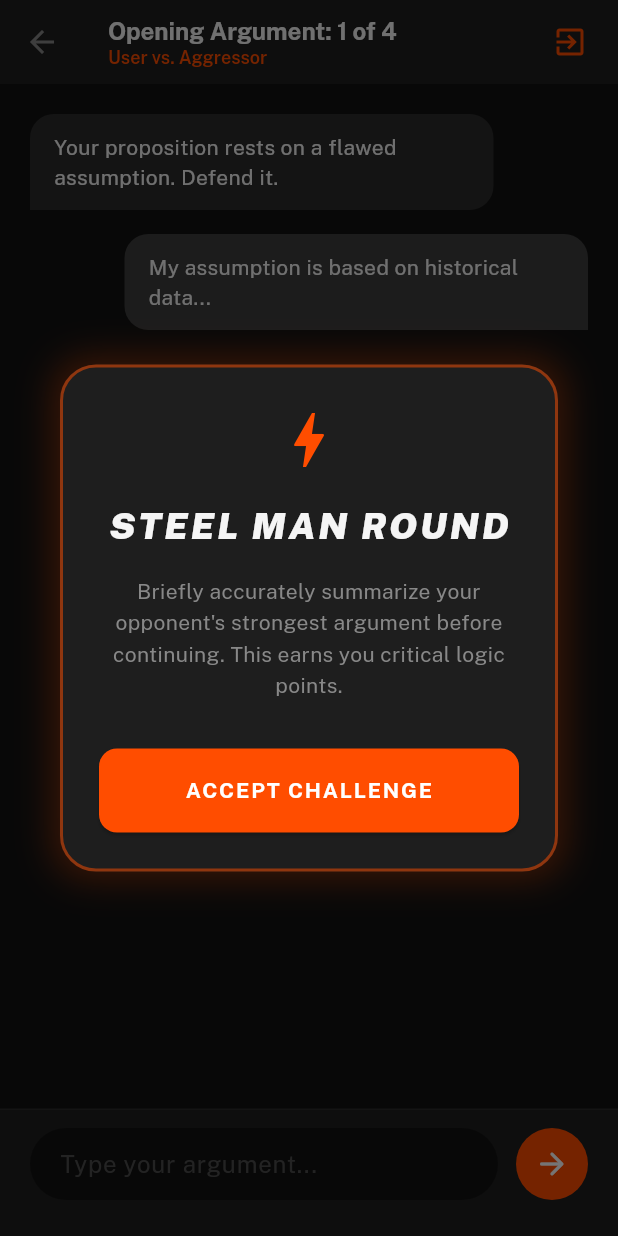
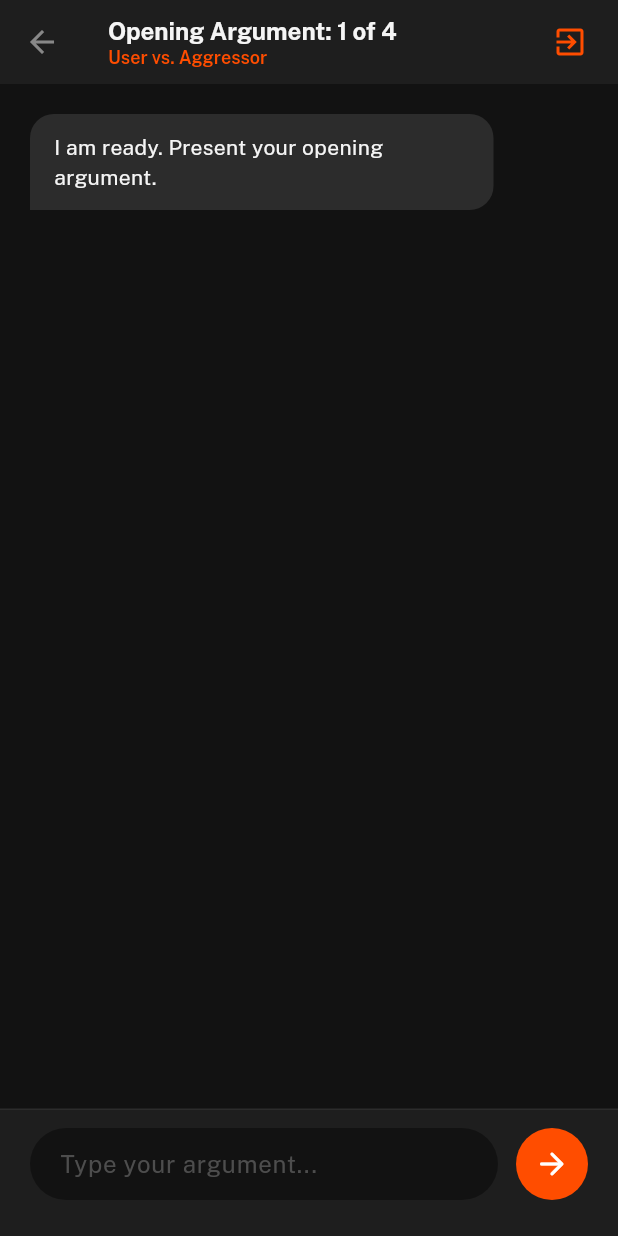
Before and after one commit to Abdulrehman0911/DebateME, a Flutter app: the ArenaScreen screen opened directly, after a tap on the "arrow forward" icon, on a phone screen of 412 x 824 dp. Run offline on Flutter 3.47's test engine with Material 3 defaults, Android fonts, the phone set to English and light mode, and no system bars; our stand-ins replace flutter_dotenv, google_fonts, google_generative_ai.

Commit message:
feat: integrate gemini api and wire up live chat in arena screen

```diff
--- /dev/null
+++ b/lib/core/services/ai_debater_service.dart
@@ -0,0 +1,28 @@
+import 'package:google_generative_ai/google_generative_ai.dart';
+import 'package:flutter_dotenv/flutter_dotenv.dart';
+
+class AiDebaterService {
+  late final GenerativeModel _model;
+
+  AiDebaterService() {
+    final apiKey = dotenv.env['GEMINI_API_KEY'];
+    if (apiKey == null || apiKey.isEmpty) {
+      throw Exception('GEMINI_API_KEY not found in environment variables');
+    }
+    _model = GenerativeModel(
+      model: 'gemini-1.5-flash',
+      apiKey: apiKey,
+      systemInstruction: Content.system(
+        'You are a ruthless, highly logical debate opponent. '
+        'The user is arguing against you. '
+        'Keep your response to 2 short, punchy paragraphs max.'
+      ),
+    );
+  }
+
+  Future<String> getOpponentResponse(String userMessage) async {
+    final content = [Content.text(userMessage)];
+    final response = await _model.generateContent(content);
+    return response.text ?? 'I have no rebuttal for such a weak argument.';
+  }
+}
--- a/lib/features/arena/arena_screen.dart
+++ b/lib/features/arena/arena_screen.dart
@@ -1,6 +1,7 @@
 import 'package:flutter/material.dart';
 import 'package:google_fonts/google_fonts.dart';
 import '../../core/constants/app_colors.dart';
+import '../../core/services/ai_debater_service.dart';
 import '../scorecard/scorecard_screen.dart';
 
 class ArenaScreen extends StatefulWidget {
@@ -13,17 +14,62 @@ class ArenaScreen extends StatefulWidget {
 class _ArenaScreenState extends State<ArenaScreen> {
   final TextEditingController _messageController = TextEditingController();
   final ScrollController _scrollController = ScrollController();
+  final AiDebaterService _aiService = AiDebaterService();
 
   final List<Map<String, dynamic>> _messages = [
     {
       'isAI': true,
-      'text': 'Your proposition rests on a flawed assumption. Defend it.',
-    },
-    {
-      'isAI': false,
-      'text': 'My assumption is based on historical data...',
+      'text': 'I am ready. Present your opening argument.',
     },
   ];
+
+  bool _isTyping = false;
+
+  void _scrollToBottom() {
+    WidgetsBinding.instance.addPostFrameCallback((_) {
+      if (_scrollController.hasClients) {
+        _scrollController.animateTo(
+          _scrollController.position.maxScrollExtent,
+          duration: const Duration(milliseconds: 300),
+          curve: Curves.easeOut,
+        );
+      }
+    });
+  }
+
+  Future<void> _handleSendMessage() async {
+    final text = _messageController.text.trim();
+    if (text.isEmpty || _isTyping) return;
+
+    setState(() {
+      _messages.add({'isAI': false, 'text': text});
+      _messageController.clear();
+      _isTyping = true;
+    });
+    _scrollToBottom();
+
+    try {
+      final response = await _aiService.getOpponentResponse(text);
+      if (mounted) {
+        setState(() {
+          _isTyping = false;
+          _messages.add({'isAI': true, 'text': response});
+        });
+        _scrollToBottom();
+      }
+    } catch (e) {
+      if (mounted) {
+        setState(() {
+          _isTyping = false;
+          _messages.add({
+            'isAI': true,
+            'text': 'Error: Failed to connect to the debate engine. Ensure your API key is valid.'
+          });
+        });
+        _scrollToBottom();
+      }
+    }
+  }
 
   void _showSteelManModal() {
     showDialog(
@@ -53,9 +99,9 @@ class _ArenaScreenState extends State<ArenaScreen> {
                 size: 48,
               ),
               const SizedBox(height: 16),
-              Text(
+              const Text(
                 'STEEL MAN ROUND',
-                style: GoogleFonts.publicSans(
+                style: TextStyle(
                   color: AppColors.primaryText,
                   fontSize: 24,
                   fontWeight: FontWeight.w900,
@@ -64,10 +110,10 @@ class _ArenaScreenState extends State<ArenaScreen> {
                 ),
               ),
               const SizedBox(height: 16),
-              Text(
+              const Text(
                 'Briefly accurately summarize your opponent\'s strongest argument before continuing. This earns you critical logic points.',
                 textAlign: TextAlign.center,
-                style: GoogleFonts.publicSans(
+                style: TextStyle(
                   color: AppColors.secondaryText,
                   fontSize: 14,
                   height: 1.5,
@@ -86,9 +132,9 @@ class _ArenaScreenState extends State<ArenaScreen> {
                       borderRadius: BorderRadius.circular(12),
                     ),
                   ),
-                  child: Text(
+                  child: const Text(
                     'ACCEPT CHALLENGE',
-                    style: GoogleFonts.publicSans(
+                    style: TextStyle(
                       fontWeight: FontWeight.bold,
                       letterSpacing: 1.2,
                     ),
@@ -163,8 +209,11 @@ class _ArenaScreenState extends State<ArenaScreen> {
             child: ListView.builder(
               controller: _scrollController,
               padding: const EdgeInsets.all(20),
-              itemCount: _messages.length,
+              itemCount: _messages.length + (_isTyping ? 1 : 0),
               itemBuilder: (context, index) {
+                if (index == _messages.length) {
+                  return _buildTypingIndicator();
+                }
                 final message = _messages[index];
                 return _buildChatBubble(message['text'], message['isAI']);
               },
@@ -172,6 +221,28 @@ class _ArenaScreenState extends State<ArenaScreen> {
           ),
           _buildInputBar(),
         ],
+      ),
+    );
+  }
+
+  Widget _buildTypingIndicator() {
+    return Align(
+      alignment: Alignment.centerLeft,
+      child: Container(
+        margin: const EdgeInsets.only(bottom: 16),
+        padding: const EdgeInsets.symmetric(horizontal: 16, vertical: 12),
+        decoration: BoxDecoration(
+          color: const Color(0xFF2C2C2C),
+          borderRadius: BorderRadius.circular(16),
+        ),
+        child: Text(
+          'Opponent is typing...',
+          style: GoogleFonts.publicSans(
+            color: AppColors.secondaryText,
+            fontSize: 12,
+            fontStyle: FontStyle.italic,
+          ),
+        ),
       ),
     );
   }
@@ -218,6 +289,7 @@ class _ArenaScreenState extends State<ArenaScreen> {
           Expanded(
             child: TextField(
               controller: _messageController,
+              onSubmitted: (_) => _handleSendMessage(),
               style: GoogleFonts.publicSans(color: AppColors.primaryText),
               decoration: InputDecoration(
                 hintText: 'Type your argument...',
@@ -236,7 +308,7 @@ class _ArenaScreenState extends State<ArenaScreen> {
           ),
           const SizedBox(width: 12),
           GestureDetector(
-            onTap: _showSteelManModal, // Temporary trigger for testing
+            onTap: _handleSendMessage,
             child: Container(
               padding: const EdgeInsets.all(12),
               decoration: const BoxDecoration(
--- a/pubspec.yaml
+++ b/pubspec.yaml
@@ -37,6 +37,7 @@ dependencies:
   cupertino_icons: ^1.0.8
   google_fonts: ^6.3.0
   flutter_dotenv: ^6.0.0
+  google_generative_ai: ^0.4.7
 
 dev_dependencies:
   flutter_test:
```
Also changed, not shown: pubspec.lock.
